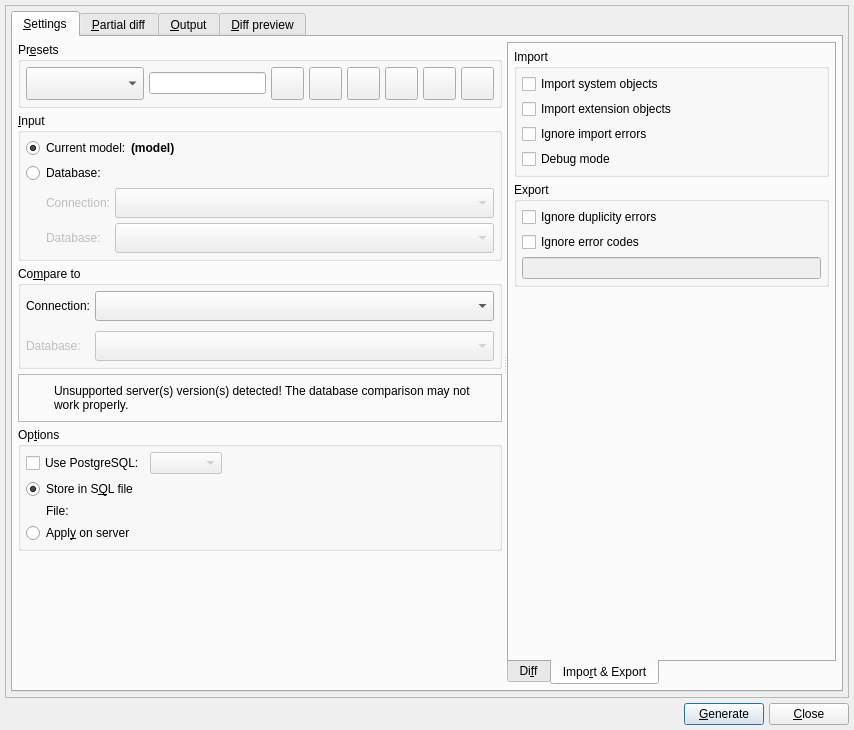
pgmodeler/pgmodeler, file libs/libgui/ui/tools/modeldatabasediffform.ui: the form before one commit.
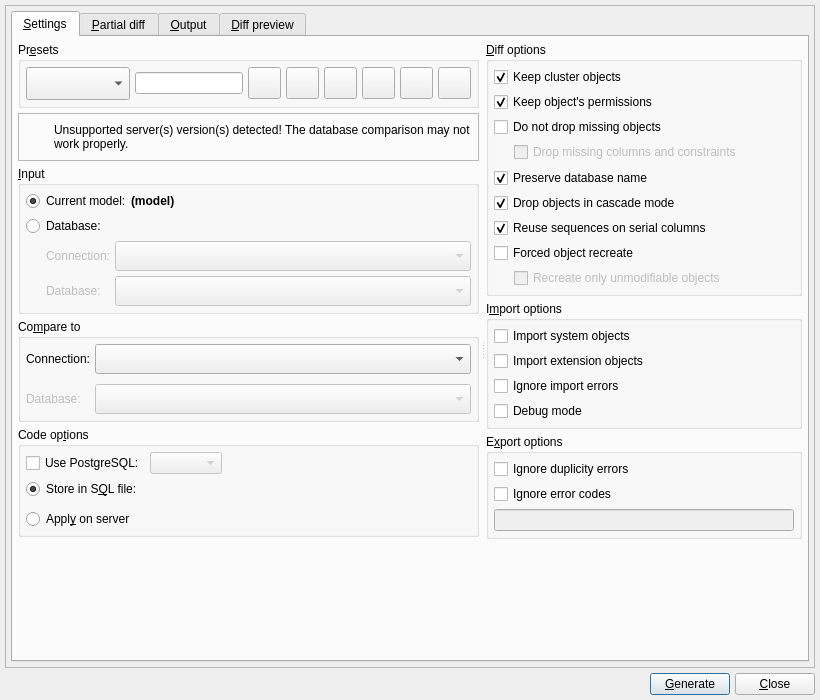
The form after the commit. The open tabs and pages were chosen to show the change. Icons and pictures are not drawn.

Commit message: Minor layout adjustment in modeldatabasediffform.ui by moving the export and import options to dedicated group boxes

What changed in the file:
```diff
--- a/libs/libgui/ui/tools/modeldatabasediffform.ui
+++ b/libs/libgui/ui/tools/modeldatabasediffform.ui
@@ -9,8 +9,8 @@
    <rect>
     <x>0</x>
     <y>0</y>
-    <width>854</width>
-    <height>730</height>
+    <width>820</width>
+    <height>700</height>
    </rect>
   </property>
   <property name="sizePolicy">
@@ -22,7 +22,7 @@
   <property name="minimumSize">
    <size>
     <width>820</width>
-    <height>730</height>
+    <height>700</height>
    </size>
   </property>
   <property name="maximumSize">
@@ -139,15 +139,18 @@
             <property name="childrenCollapsible">
              <bool>false</bool>
             </property>
-            <widget class="QWidget" name="layoutWidget">
-             <layout class="QVBoxLayout" name="verticalLayout_6">
+            <widget class="QWidget" name="">
+             <layout class="QVBoxLayout" name="main_opts_lt">
               <property name="spacing">
                <number>5</number>
               </property>
+              <property name="rightMargin">
+               <number>1</number>
+              </property>
               <item>
                <widget class="QGroupBox" name="presets_gb">
                 <property name="sizePolicy">
-                 <sizepolicy hsizetype="Expanding" vsizetype="Preferred">
+                 <sizepolicy hsizetype="Expanding" vsizetype="Fixed">
                   <horstretch>0</horstretch>
                   <verstretch>0</verstretch>
                  </sizepolicy>
@@ -226,7 +229,7 @@
                       <bool>true</bool>
                      </property>
                      <property name="sizePolicy">
-                      <sizepolicy hsizetype="Preferred" vsizetype="Preferred">
+                      <sizepolicy hsizetype="Preferred" vsizetype="Fixed">
                        <horstretch>0</horstretch>
                        <verstretch>0</verstretch>
                       </sizepolicy>
@@ -258,7 +261,7 @@
                       <bool>true</bool>
                      </property>
                      <property name="sizePolicy">
-                      <sizepolicy hsizetype="Preferred" vsizetype="Preferred">
+                      <sizepolicy hsizetype="Preferred" vsizetype="Fixed">
                        <horstretch>0</horstretch>
                        <verstretch>0</verstretch>
                       </sizepolicy>
@@ -290,7 +293,7 @@
                       <bool>true</bool>
                      </property>
                      <property name="sizePolicy">
-                      <sizepolicy hsizetype="Preferred" vsizetype="Preferred">
+                      <sizepolicy hsizetype="Preferred" vsizetype="Fixed">
                        <horstretch>0</horstretch>
                        <verstretch>0</verstretch>
                       </sizepolicy>
@@ -322,7 +325,7 @@
                       <bool>true</bool>
                      </property>
                      <property name="sizePolicy">
-                      <sizepolicy hsizetype="Preferred" vsizetype="Preferred">
+                      <sizepolicy hsizetype="Preferred" vsizetype="Fixed">
                        <horstretch>0</horstretch>
                        <verstretch>0</verstretch>
                       </sizepolicy>
@@ -354,7 +357,7 @@
                       <bool>true</bool>
                      </property>
                      <property name="sizePolicy">
-                      <sizepolicy hsizetype="Preferred" vsizetype="Preferred">
+                      <sizepolicy hsizetype="Preferred" vsizetype="Fixed">
                        <horstretch>0</horstretch>
                        <verstretch>0</verstretch>
                       </sizepolicy>
@@ -386,7 +389,7 @@
                       <bool>true</bool>
                      </property>
                      <property name="sizePolicy">
-                      <sizepolicy hsizetype="Preferred" vsizetype="Preferred">
+                      <sizepolicy hsizetype="Preferred" vsizetype="Fixed">
                        <horstretch>0</horstretch>
                        <verstretch>0</verstretch>
                       </sizepolicy>
@@ -418,9 +421,94 @@
                </widget>
               </item>
               <item>
-               <widget class="QGroupBox" name="groupBox_2">
+               <widget class="QFrame" name="pg_version_alert_frm">
                 <property name="sizePolicy">
-                 <sizepolicy hsizetype="Expanding" vsizetype="Preferred">
+                 <sizepolicy hsizetype="Preferred" vsizetype="Fixed">
+                  <horstretch>0</horstretch>
+                  <verstretch>0</verstretch>
+                 </sizepolicy>
+                </property>
+                <property name="minimumSize">
+                 <size>
+                  <width>0</width>
+                  <height>48</height>
+                 </size>
+                </property>
+                <property name="frameShape">
+                 <enum>QFrame::StyledPanel</enum>
+                </property>
+                <property name="frameShadow">
+                 <enum>QFrame::Raised</enum>
+                </property>
+                <layout class="QGridLayout" name="gridLayout_19">
+                 <property name="leftMargin">
+                  <number>5</number>
+                 </property>
+                 <property name="topMargin">
+                  <number>5</number>
+                 </property>
+                 <property name="rightMargin">
+                  <number>5</number>
+                 </property>
+                 <property name="bottomMargin">
+                  <number>5</number>
+                 </property>
+                 <property name="spacing">
+                  <number>5</number>
+                 </property>
+                 <item row="0" column="0">
+                  <widget class="QLabel" name="icon_lbl_5">
+                   <property name="minimumSize">
+                    <size>
+                     <width>25</width>
+                     <height>25</height>
+                    </size>
+                   </property>
+                   <property name="maximumSize">
+                    <size>
+                     <width>25</width>
+                     <height>25</height>
+                    </size>
+                   </property>
+                   <property name="text">
+                    <string/>
+                   </property>
+                   <property name="textFormat">
+                    <enum>Qt::AutoText</enum>
+                   </property>
+                   <property name="pixmap">
+                    <pixmap resource="../../res/resources.qrc">:/icons/icons/alert.png</pixmap>
+                   </property>
+                   <property name="scaledContents">
+                    <bool>true</bool>
+                   </property>
+                  </widget>
+                 </item>
+                 <item row="0" column="1">
+                  <widget class="QLabel" name="inv_version_warn_lbl_4">
+                   <property name="font">
+                    <font>
+                     <bold>false</bold>
+                     <underline>false</underline>
+                     <strikeout>false</strikeout>
+                     <kerning>true</kerning>
+                    </font>
+                   </property>
+                   <property name="text">
+                    <string>Unsupported server(s) version(s) detected! The database comparison may not work properly.</string>
+                   </property>
+                   <property name="wordWrap">
+                    <bool>true</bool>
+                   </property>
+                  </widget>
+                 </item>
+                </layout>
+               </widget>
+              </item>
+              <item>
+               <widget class="QGroupBox" name="input_gb">
+                <property name="sizePolicy">
+                 <sizepolicy hsizetype="Expanding" vsizetype="Fixed">
                   <horstretch>0</horstretch>
                   <verstretch>0</verstretch>
                  </sizepolicy>
@@ -623,7 +711,7 @@
               <item>
                <widget class="QGroupBox" name="groupBox">
                 <property name="sizePolicy">
-                 <sizepolicy hsizetype="Expanding" vsizetype="Preferred">
+                 <sizepolicy hsizetype="Expanding" vsizetype="Fixed">
                   <horstretch>0</horstretch>
                   <verstretch>0</verstretch>
                  </sizepolicy>
@@ -727,100 +815,15 @@
                </widget>
               </item>
               <item>
-               <widget class="QFrame" name="pg_version_alert_frm">
+               <widget class="QGroupBox" name="code_opts_gb">
                 <property name="sizePolicy">
-                 <sizepolicy hsizetype="Preferred" vsizetype="Fixed">
-                  <horstretch>0</horstretch>
-                  <verstretch>0</verstretch>
-                 </sizepolicy>
-                </property>
-                <property name="minimumSize">
-                 <size>
-                  <width>0</width>
-                  <height>48</height>
-                 </size>
-                </property>
-                <property name="frameShape">
-                 <enum>QFrame::StyledPanel</enum>
-                </property>
-                <property name="frameShadow">
-                 <enum>QFrame::Raised</enum>
-                </property>
-                <layout class="QGridLayout" name="gridLayout_19">
-                 <property name="leftMargin">
-                  <number>5</number>
-                 </property>
-                 <property name="topMargin">
-                  <number>5</number>
-                 </property>
-                 <property name="rightMargin">
-                  <number>5</number>
-                 </property>
-                 <property name="bottomMargin">
-                  <number>5</number>
-                 </property>
-                 <property name="spacing">
-                  <number>5</number>
-                 </property>
-                 <item row="0" column="0">
-                  <widget class="QLabel" name="icon_lbl_5">
-                   <property name="minimumSize">
-                    <size>
-                     <width>25</width>
-                     <height>25</height>
-                    </size>
-                   </property>
-                   <property name="maximumSize">
-                    <size>
-                     <width>25</width>
-                     <height>25</height>
-                    </size>
-                   </property>
-                   <property name="text">
-                    <string/>
-                   </property>
-                   <property name="textFormat">
-                    <enum>Qt::AutoText</enum>
-                   </property>
-                   <property name="pixmap">
-                    <pixmap resource="../../res/resources.qrc">:/icons/icons/alert.png</pixmap>
-                   </property>
-                   <property name="scaledContents">
-                    <bool>true</bool>
-                   </property>
-                  </widget>
-                 </item>
-                 <item row="0" column="1">
-                  <widget class="QLabel" name="inv_version_warn_lbl_4">
-                   <property name="font">
-                    <font>
-                     <bold>false</bold>
-                     <underline>false</underline>
-                     <strikeout>false</strikeout>
-                     <kerning>true</kerning>
-                    </font>
-                   </property>
-                   <property name="text">
-                    <string>Unsupported server(s) version(s) detected! The database comparison may not work properly.</string>
-                   </property>
-                   <property name="wordWrap">
-                    <bool>true</bool>
-                   </property>
-                  </widget>
-                 </item>
-                </layout>
-               </widget>
-              </item>
-              <item>
-               <widget class="QGroupBox" name="groupBox_3">
-                <property name="sizePolicy">
-                 <sizepolicy hsizetype="Expanding" vsizetype="Preferred">
+                 <sizepolicy hsizetype="Expanding" vsizetype="Fixed">
                   <horstretch>0</horstretch>
                   <verstretch>0</verstretch>
                  </sizepolicy>
                 </property>
                 <property name="title">
-                 <string>Op&amp;tions</string>
+                 <string>Code op&amp;tions</string>
                 </property>
                 <layout class="QVBoxLayout" name="verticalLayout">
                  <property name="spacing">
@@ -888,24 +891,13 @@
                   </layout>
                  </item>
                  <item>
-                  <layout class="QHBoxLayout" name="horizontalLayout_7">
-                   <property name="spacing">
-                    <number>5</number>
-                   </property>
-                   <item>
                     <widget class="QRadioButton" name="store_in_file_rb">
                      <property name="sizePolicy">
-                      <sizepolicy hsizetype="Fixed" vsizetype="Fixed">
+                    <sizepolicy hsizetype="Preferred" vsizetype="Fixed">
                        <horstretch>0</horstretch>
                        <verstretch>0</verstretch>
                       </sizepolicy>
                      </property>
-                     <property name="minimumSize">
-                      <size>
-                       <width>125</width>
-                       <height>0</height>
-                      </size>
-                     </property>
                      <property name="toolTip">
                       <string>&lt;p&gt;Compares the model and the input database storing the diff in a SQL file for later usage.&lt;/p&gt;</string>
                      </property>
@@ -913,27 +905,12 @@
                       <string/>
                      </property>
                      <property name="text">
-                      <string>Store in S&amp;QL file</string>
+                    <string>Store in S&amp;QL file:</string>
                      </property>
                      <property name="checked">
                       <bool>true</bool>
                      </property>
                     </widget>
-                   </item>
-                   <item>
-                    <spacer name="horizontalSpacer_2">
-                     <property name="orientation">
-                      <enum>Qt::Horizontal</enum>
-                     </property>
-                     <property name="sizeHint" stdset="0">
-                      <size>
-                       <width>40</width>
-                       <height>20</height>
-                      </size>
-                     </property>
-                    </spacer>
-                   </item>
-                  </layout>
                  </item>
                  <item>
                   <widget class="QWidget" name="store_in_file_wgt" native="true">
@@ -962,43 +939,16 @@
                     <property name="spacing">
                      <number>5</number>
                     </property>
-                    <item row="0" column="0">
-                     <widget class="QLabel" name="file_lbl">
-                      <property name="enabled">
-                       <bool>true</bool>
-                      </property>
-                      <property name="sizePolicy">
-                       <sizepolicy hsizetype="Preferred" vsizetype="Fixed">
-                        <horstretch>0</horstretch>
-                        <verstretch>0</verstretch>
-                       </sizepolicy>
-                      </property>
-                      <property name="minimumSize">
-                       <size>
-                        <width>0</width>
-                        <height>0</height>
-                       </size>
-                      </property>
-                      <property name="text">
-                       <string>File:</string>
-                      </property>
-                     </widget>
-                    </item>
                    </layout>
                   </widget>
                  </item>
-                 <item>
-                  <layout class="QHBoxLayout" name="horizontalLayout_8">
-                   <property name="spacing">
-                    <number>5</number>
-                   </property>
                    <item>
                     <widget class="QRadioButton" name="apply_on_server_rb">
                      <property name="enabled">
                       <bool>true</bool>
                      </property>
                      <property name="sizePolicy">
-                      <sizepolicy hsizetype="Fixed" vsizetype="Fixed">
+                    <sizepolicy hsizetype="Expanding" vsizetype="Fixed">
                        <horstretch>0</horstretch>
                        <verstretch>0</verstretch>
                       </sizepolicy>
@@ -1023,50 +973,43 @@
                      </property>
                     </widget>
                    </item>
-                   <item>
-                    <spacer name="horizontalSpacer_3">
-                     <property name="orientation">
-                      <enum>Qt::Horizontal</enum>
-                     </property>
-                     <property name="sizeHint" stdset="0">
-                      <size>
-                       <width>40</width>
-                       <height>20</height>
-                      </size>
-                     </property>
-                    </spacer>
-                   </item>
-                  </layout>
-                 </item>
                 </layout>
                </widget>
               </item>
               <item>
-               <spacer name="verticalSpacer_2">
+               <spacer name="verticalSpacer">
                 <property name="orientation">
                  <enum>Qt::Vertical</enum>
                 </property>
                 <property name="sizeHint" stdset="0">
                  <size>
-                  <width>0</width>
-                  <height>0</height>
+                  <width>20</width>
+                  <height>40</height>
                  </size>
                 </property>
                </spacer>
               </item>
              </layout>
             </widget>
-            <widget class="QTabWidget" name="tabWidget">
-             <property name="tabPosition">
-              <enum>QTabWidget::South</enum>
-             </property>
-             <property name="currentIndex">
-              <number>0</number>
-             </property>
-             <widget class="QWidget" name="tab_4">
-              <attribute name="title">
-               <string>Di&amp;ff</string>
-              </attribute>
+            <widget class="QWidget" name="">
+             <layout class="QVBoxLayout" name="diff_opts_lt">
+              <property name="spacing">
+               <number>5</number>
+              </property>
+              <property name="leftMargin">
+               <number>1</number>
+              </property>
+              <item>
+               <widget class="QGroupBox" name="groupBox_6">
+                <property name="sizePolicy">
+                 <sizepolicy hsizetype="Preferred" vsizetype="Fixed">
+                  <horstretch>0</horstretch>
+                  <verstretch>0</verstretch>
+                 </sizepolicy>
+                </property>
+                <property name="title">
+                 <string>&amp;Diff options</string>
+                </property>
               <layout class="QVBoxLayout" name="verticalLayout_2">
                <property name="spacing">
                 <number>5</number>
@@ -1306,45 +1249,19 @@
                  </item>
                 </layout>
                </item>
-               <item>
-                <spacer name="verticalSpacer">
-                 <property name="orientation">
-                  <enum>Qt::Vertical</enum>
-                 </property>
-                 <property name="sizeHint" stdset="0">
-                  <size>
-                   <width>20</width>
-                   <height>40</height>
-                  </size>
-                 </property>
-                </spacer>
-               </item>
-              </layout>
-             </widget>
-             <widget class="QWidget" name="tab_5">
-              <attribute name="title">
-               <string>Impo&amp;rt &amp;&amp; Export</string>
-              </attribute>
-              <layout class="QVBoxLayout" name="verticalLayout_5">
-               <property name="spacing">
-                <number>5</number>
-               </property>
-               <property name="leftMargin">
-                <number>5</number>
-               </property>
-               <property name="topMargin">
-                <number>5</number>
-               </property>
-               <property name="rightMargin">
-                <number>5</number>
-               </property>
-               <property name="bottomMargin">
-                <number>5</number>
-               </property>
+                </layout>
+               </widget>
+              </item>
                <item>
                 <widget class="QGroupBox" name="groupBox_5">
+                <property name="sizePolicy">
+                 <sizepolicy hsizetype="Preferred" vsizetype="Fixed">
+                  <horstretch>0</horstretch>
+                  <verstretch>0</verstretch>
+                 </sizepolicy>
+                </property>
                  <property name="title">
-                  <string>Import</string>
+                 <string>I&amp;mport options</string>
                  </property>
                  <layout class="QVBoxLayout" name="verticalLayout_3">
                   <property name="spacing">
@@ -1446,8 +1363,14 @@
                </item>
                <item>
                 <widget class="QGroupBox" name="groupBox_4">
+                <property name="sizePolicy">
+                 <sizepolicy hsizetype="Preferred" vsizetype="Fixed">
+                  <horstretch>0</horstretch>
+                  <verstretch>0</verstretch>
+                 </sizepolicy>
+                </property>
                  <property name="title">
-                  <string>Export</string>
+                 <string>E&amp;xport options</string>
                  </property>
                  <layout class="QVBoxLayout" name="verticalLayout_4">
                   <property name="spacing">
@@ -1527,20 +1450,19 @@
                 </widget>
                </item>
                <item>
-                <spacer name="verticalSpacer_3">
+               <spacer name="verticalSpacer_2">
                  <property name="orientation">
                   <enum>Qt::Vertical</enum>
                  </property>
                  <property name="sizeHint" stdset="0">
                   <size>
                    <width>20</width>
-                   <height>57</height>
+                  <height>40</height>
                   </size>
                  </property>
                 </spacer>
                </item>
               </layout>
-             </widget>
             </widget>
            </widget>
           </item>
```
Left out of the diff: 25 changed lines with no effect on the pictures. Lines whose indentation alone changed are shown as unchanged.
